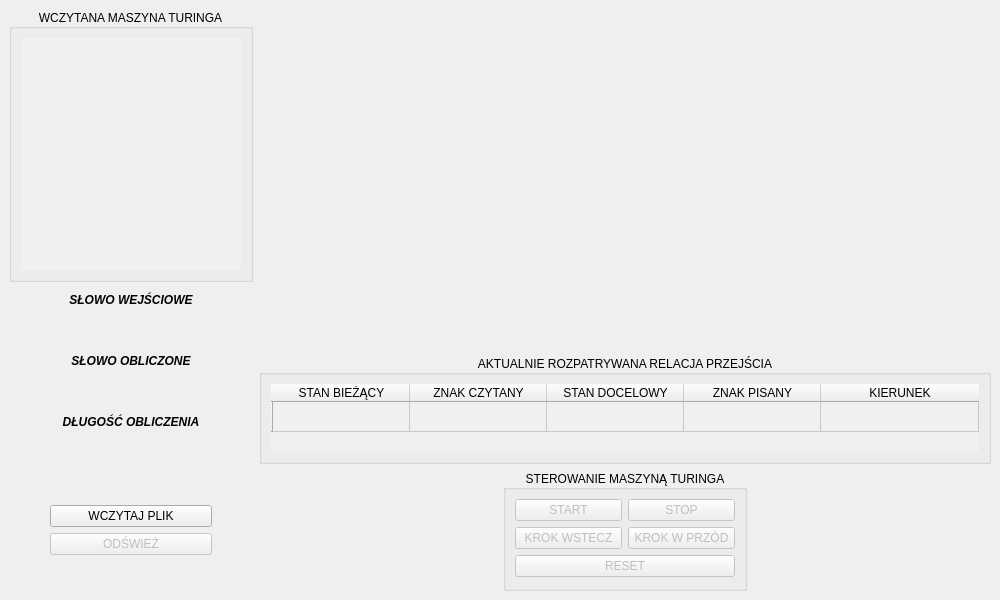
The window that form.ui (MichSosnowski/Deterministic_Turing_Machine) describes before a commit, drawn with Qt 5.
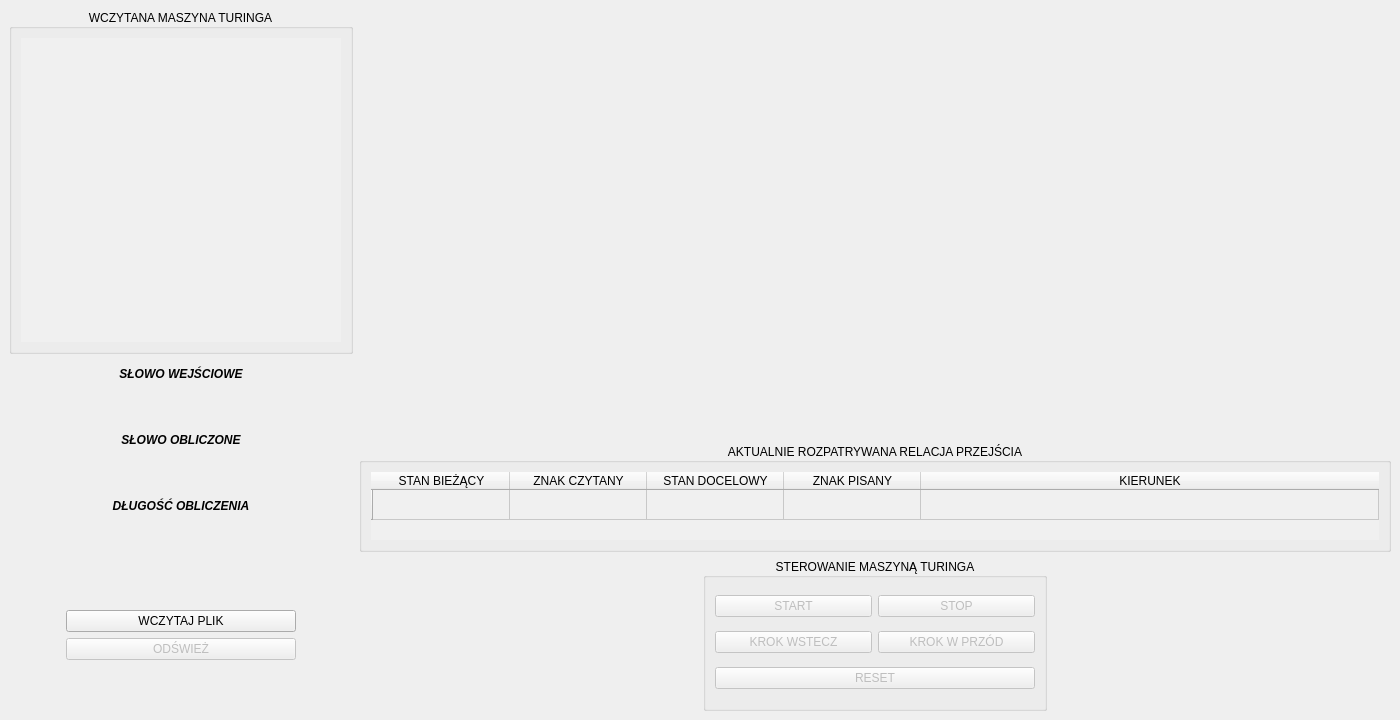
The same window after the commit.

The edit to the form file:
```diff
--- a/form.ui
+++ b/form.ui
@@ -6,8 +6,8 @@
    <rect>
     <x>0</x>
     <y>0</y>
-    <width>1000</width>
-    <height>600</height>
+    <width>1400</width>
+    <height>720</height>
    </rect>
   </property>
   <property name="windowTitle">
```
